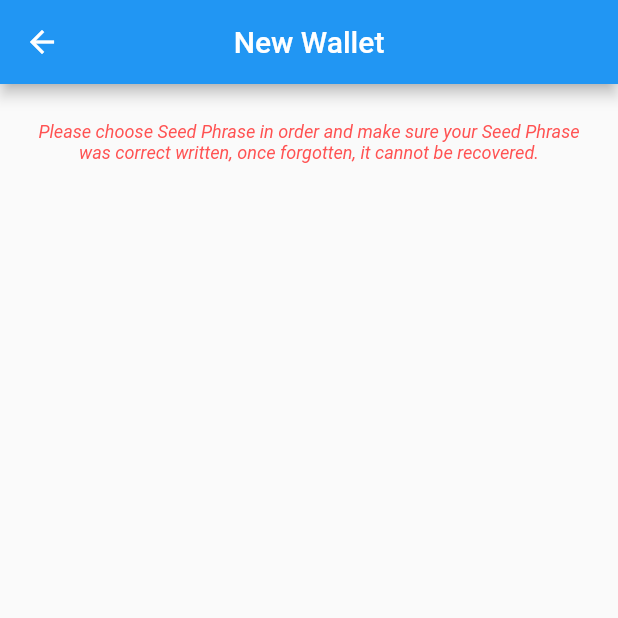
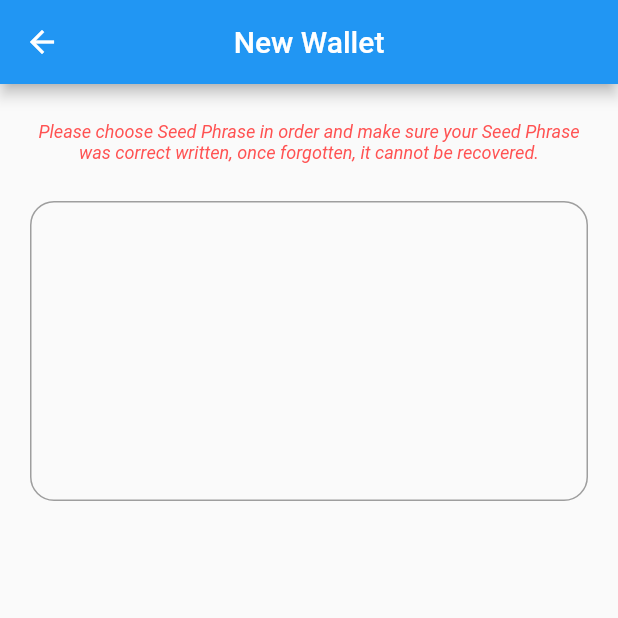
Before and after one commit to takayatomose/travel-token-mobile, a Flutter app: the CheckSeedPhrase screen opened directly, on a phone screen of 412 x 824 dp, the top half of it. Run offline on Flutter 3.47's test engine with Material 2 defaults, Android fonts, the phone set to English and light mode, and no system bars; our stand-ins replace bloc, bloc_concurrency, firebase_core, firebase_crashlytics, flutter_bloc, flutter_dotenv and 9 more; missing offline and left inert: app_settings, bip39, ed25519_hd_key, flutter_map_marker_cluster, http_interceptor, web3dart; accounts and stored records are empty; statements that could not run were skipped.

Commit message:
XTRIP-126

```diff
--- a/lib/screens/wallet/create_wallet_steps/check_seed_phrase.dart
+++ b/lib/screens/wallet/create_wallet_steps/check_seed_phrase.dart
@@ -23,7 +23,17 @@ class CheckSeedPhrase extends StatelessWidget {
               child: Column(children: [
                 SeedPhraseNotice(
                   text: S.of(context).chooseSeedPhraseMessage,
-                )
+                ),
+                Container(
+                  margin: const EdgeInsets.only(top: 20, bottom: 20),
+                  padding: const EdgeInsets.all(10),
+                  width: double.infinity,
+                  height: 200,
+                  decoration: BoxDecoration(
+                      border: Border.all(color: Colors.grey),
+                      borderRadius: BorderRadius.circular(16)),
+                  child: Text(state.inputtedSeedPhrase),
+                ),
               ]),
             ),
           ),
```
